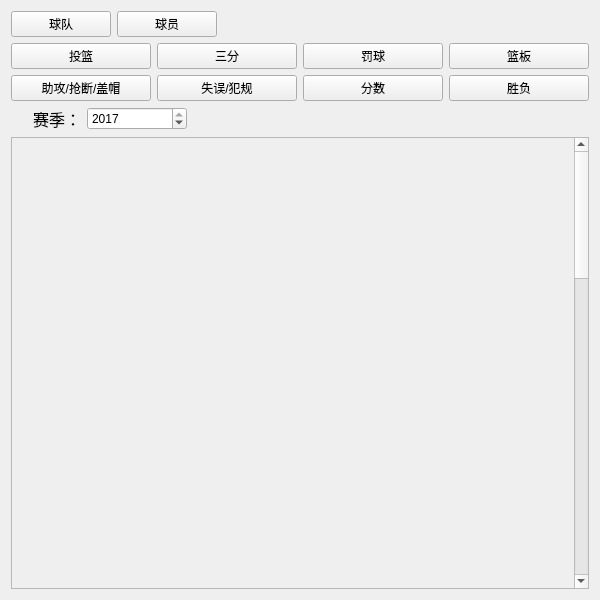
lincandong/Basketball_Data_Visualization, file view/pageRank.ui: the form before one commit.
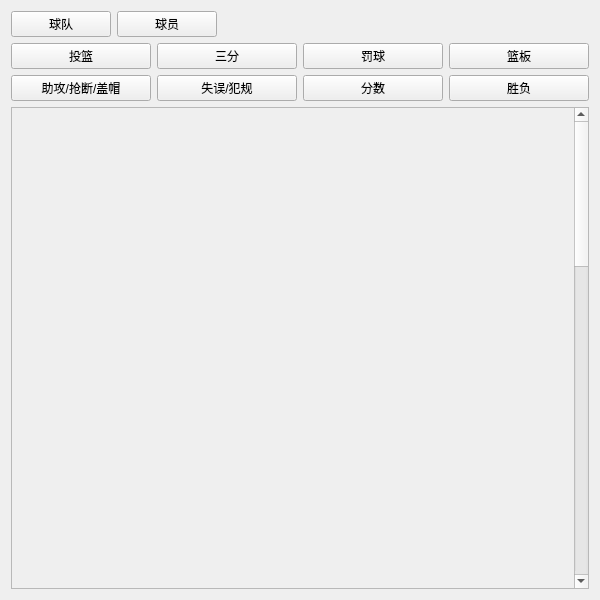
The form after the commit.

```diff
--- a/view/pageRank.ui
+++ b/view/pageRank.ui
@@ -19,7 +19,7 @@
   <property name="windowTitle">
    <string>Form</string>
   </property>
-  <layout class="QVBoxLayout" name="verticalLayout" stretch="1,2,1,10">
+  <layout class="QVBoxLayout" name="verticalLayout" stretch="1,2,10">
    <item>
     <layout class="QHBoxLayout" name="horizontalLayout_5">
      <item>
@@ -123,61 +123,6 @@
      </item>
     </layout>
    </item>
-   <item>
-    <layout class="QHBoxLayout" name="horizontalLayout">
-     <item>
-      <widget class="QLabel" name="label">
-       <property name="minimumSize">
-        <size>
-         <width>70</width>
-         <height>0</height>
-        </size>
-       </property>
-       <property name="text">
-        <string>&lt;html&gt;&lt;head/&gt;&lt;body&gt;&lt;p&gt;&lt;span style=&quot; font-size:12pt;&quot;&gt;赛季：&lt;/span&gt;&lt;/p&gt;&lt;/body&gt;&lt;/html&gt;</string>
-       </property>
-       <property name="textFormat">
-        <enum>Qt::AutoText</enum>
-       </property>
-       <property name="alignment">
-        <set>Qt::AlignRight|Qt::AlignTrailing|Qt::AlignVCenter</set>
-       </property>
-      </widget>
-     </item>
-     <item>
-      <widget class="QSpinBox" name="boxSeason">
-       <property name="minimumSize">
-        <size>
-         <width>100</width>
-         <height>0</height>
-        </size>
-       </property>
-       <property name="minimum">
-        <number>2012</number>
-       </property>
-       <property name="maximum">
-        <number>2017</number>
-       </property>
-       <property name="value">
-        <number>2017</number>
-       </property>
-      </widget>
-     </item>
-     <item>
-      <spacer name="horizontalSpacer_2">
-       <property name="orientation">
-        <enum>Qt::Horizontal</enum>
-       </property>
-       <property name="sizeHint" stdset="0">
-        <size>
-         <width>40</width>
-         <height>20</height>
-        </size>
-       </property>
-      </spacer>
-     </item>
-    </layout>
-   </item>
    <item>
     <widget class="QScrollArea" name="scrollArea">
      <property name="widgetResizable">
```
